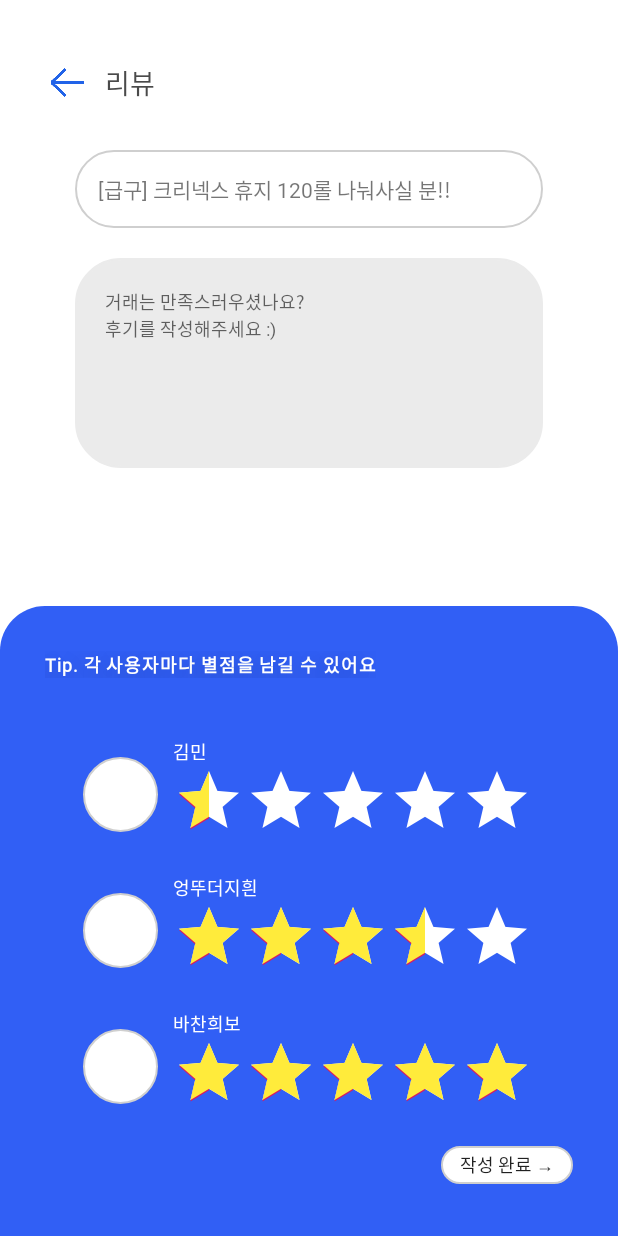
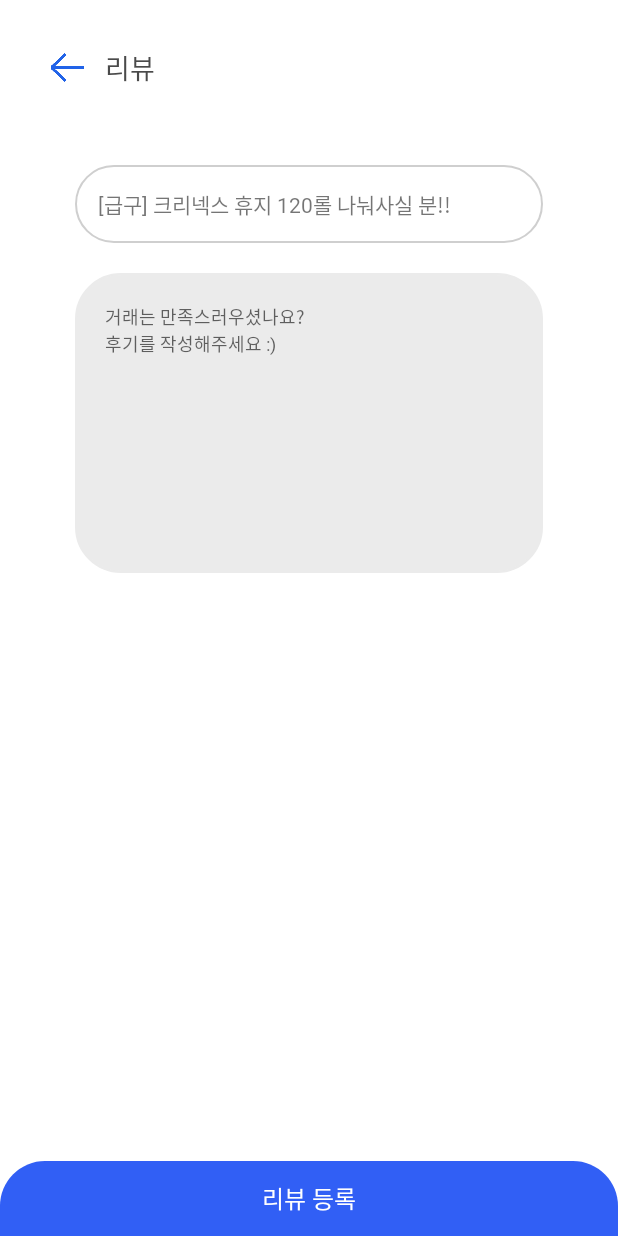
Before and after one commit to minjung03/itshow_toB, an Android app: the Review screen opened directly, with no data from a screen before it, on a phone screen of 412 x 824 dp. Run offline under Robolectric (Android 15) with nearby library versions, the phone set to English and light mode, and no system bars.

Commit message:
(다흰)review and bottom navigation bar

```diff
--- a/app/src/main/java/com/cookandroid/itshow_tob/MainActivity.java
+++ b/app/src/main/java/com/cookandroid/itshow_tob/MainActivity.java
@@ -14,7 +14,7 @@ public class MainActivity extends AppCompatActivity {
     @Override
     protected void onCreate(Bundle savedInstanceState) {
         super.onCreate(savedInstanceState);
-        setContentView(R.layout.frame_main);
+        setContentView(R.layout.review);
 /*
         new Handler().postDelayed(new Runnable() {
             @Override
--- a/app/src/main/res/layout/frame_main.xml
+++ b/app/src/main/res/layout/frame_main.xml
@@ -31,6 +31,7 @@
         </LinearLayout>
 
         <ImageButton
+            android:id="@+id/btn_home"
             android:layout_margin="40dp"
             android:layout_width="30dp"
             android:layout_height="30dp"
@@ -38,6 +39,7 @@
             android:backgroundTint="#818181"
             />
         <ImageButton
+            android:id="@+id/btn_dibs"
             android:layout_marginBottom="30dp"
             android:layout_marginLeft="110dp"
             android:layout_marginTop="40dp"
@@ -47,6 +49,7 @@
             android:backgroundTint="#818181"
             />
         <ImageButton
+            android:id="@+id/btn_write"
             android:layout_gravity="center_horizontal"
             android:layout_width="70dp"
             android:layout_height="70dp"
@@ -56,6 +59,7 @@
             android:background="@drawable/button_circle1_light_blue"
             />
         <ImageButton
+            android:id="@+id/btn_user_info"
             android:layout_gravity="right"
             android:layout_marginBottom="40dp"
             android:layout_margin="40dp"
@@ -65,6 +69,7 @@
             android:backgroundTint="#818181"
             />
         <ImageButton
+            android:id="@+id/btn_cheat_list"
             android:layout_gravity="right"
             android:layout_marginBottom="40dp"
             android:layout_marginRight="110dp"
--- a/app/src/main/res/layout/review.xml
+++ b/app/src/main/res/layout/review.xml
@@ -8,59 +8,62 @@
     android:orientation="vertical"
     android:background="#FFFFFF"
     >
-
-    <LinearLayout
-        android:layout_width="match_parent"
-        android:layout_height="wrap_content"
-        android:layout_weight="1"
-        android:gravity="top"
-        android:background="#FFFFFF"
-        android:orientation="vertical"
-        android:padding="30dp">
-
     <LinearLayout xmlns:android="http://schemas.android.com/apk/res/android"
         xmlns:app="http://schemas.android.com/apk/res-auto"
         xmlns:tools="http://schemas.android.com/tools"
         android:layout_width="match_parent"
-            android:layout_height="50dp"
-            android:background="#FFFFFF"
+        android:padding="30dp"
+        android:layout_height="wrap_content"
+        android:background="#00FFFFFF"
         android:orientation="horizontal">
+
         <ImageView
-                android:id="@+id/img_writeBack"
+            android:id="@+id/img_reviewBack"
             android:layout_width="30dp"
             android:layout_height="30dp"
             android:layout_gravity="center"
-                android:background="@drawable/arrow_blue"
             android:layout_marginRight="10dp"
-                />
+            android:background="@drawable/arrow_blue" />
+
         <TextView
             android:layout_width="wrap_content"
             android:layout_height="wrap_content"
-                android:textColor="#B5000000"
             android:layout_gravity="center"
             android:fontFamily="@font/suncheonb"
-                android:textSize="18sp"
             android:text="리뷰"
-                />
+            android:textColor="#B5000000"
+            android:textSize="18sp" />
     </LinearLayout>
+    <FrameLayout
+        android:layout_width="match_parent"
+        android:layout_height="match_parent">
+            <LinearLayout
+                android:layout_width="match_parent"
+                android:layout_height="wrap_content"
+                android:background="#00FFFFFF"
+                android:gravity="top"
+                android:orientation="vertical"
+                android:paddingRight="30dp"
+                android:paddingLeft="30dp">
 
                 <TextView
+                    android:id="@+id/text_review_title"
                     android:layout_width="match_parent"
                     android:layout_height="wrap_content"
                     android:layout_margin="20dp"
+                    android:background="@drawable/button_round1_white"
+                    android:fontFamily="@font/suncheonb"
+                    android:padding="15dp"
                     android:text="[급구] 크리넥스 휴지 120롤 나눠사실 분!!"
-        android:fontFamily="@font/suncheonb"
-        android:textSize="14sp"
-        android:padding="15dp"
-        android:background="@drawable/button_round1_white"
-        />
+                    android:textSize="14sp" />
+
                 <EditText
                     android:id="@+id/edit_content"
                     android:layout_width="match_parent"
+                    android:layout_height="200dp"
                     android:layout_marginLeft="20dp"
                     android:layout_marginRight="20dp"
                     android:layout_marginBottom="20dp"
-            android:layout_height="140dp"
                     android:background="@drawable/button_round1_white_gray"
                     android:fontFamily="@font/suncheonb"
                     android:gravity="top"
@@ -69,10 +72,29 @@
                     android:textSize="12sp" />
             </LinearLayout>
 
+        <SlidingDrawer
+            android:layout_width="match_parent"
+            android:layout_height="match_parent"
+            android:background="#00FFFFFF"
+            android:content="@+id/content"
+            android:handle="@+id/handle"
+            android:orientation="vertical">
+            <TextView
+                android:id="@+id/handle"
+                android:layout_width="match_parent"
+                android:layout_height="50dp"
+                android:background="@drawable/search_above_round"
+                android:fontFamily="@font/suncheonb"
+                android:gravity="center"
+                android:text="리뷰 등록"
+                android:textColor="#FFFFFF"
+                android:textSize="16sp" />
+
             <LinearLayout
+                android:id="@+id/content"
                 android:layout_width="match_parent"
-        android:layout_height="420dp"
-        android:background="@drawable/search_above_round"
+                android:layout_height="match_parent"
+                android:background="#315ff5"
                 android:gravity="top"
                 android:orientation="vertical"
                 android:padding="30dp">
@@ -96,44 +118,44 @@
                 <LinearLayout
                     android:layout_width="match_parent"
                     android:layout_height="wrap_content"
+                    android:layout_marginLeft="25dp"
                     android:layout_marginTop="40dp"
-            android:layout_marginLeft="25dp"
                     android:layout_marginRight="25dp"
                     android:layout_marginBottom="15dp"
                     android:orientation="horizontal">
 
                     <ImageView
                         android:id="@+id/image_profile1"
+                        android:layout_width="50dp"
+                        android:layout_height="50dp"
                         android:layout_gravity="center"
                         android:layout_marginRight="10dp"
-                android:layout_width="50dp"
-                android:layout_height="50dp"
                         android:background="@drawable/button_round1_white" />
 
                     <LinearLayout
                         android:layout_width="match_parent"
                         android:layout_height="wrap_content"
                         android:orientation="vertical">
+
                         <TextView
                             android:id="@+id/text_name1"
                             android:layout_width="wrap_content"
                             android:layout_height="wrap_content"
                             android:fontFamily="@font/suncheonb"
-                android:textSize="12sp"
                             android:text="김민"
                             android:textColor="#FFFFFF"
-                />
+                            android:textSize="12sp" />
+
                         <RatingBar
                             android:id="@+id/ratingbar_stars1"
                             android:layout_width="wrap_content"
                             android:layout_height="wrap_content"
+                            android:isIndicator="false"
+                            android:numStars="5"
+                            android:progressBackgroundTint="#FFFFFF"
                             android:progressTint="#FFEB3B"
-                    android:progressBackgroundTint="#FFFFFF"
-                    android:numStars="5"
                             android:rating="0.5"
-                    android:stepSize="0.5"
-                    android:isIndicator="false"
-                    />
+                            android:stepSize="0.5" />
                     </LinearLayout>
 
                 </LinearLayout>
@@ -149,36 +171,36 @@
 
                     <ImageView
                         android:id="@+id/image_profile2"
+                        android:layout_width="50dp"
+                        android:layout_height="50dp"
                         android:layout_gravity="center"
                         android:layout_marginRight="10dp"
-                android:layout_width="50dp"
-                android:layout_height="50dp"
                         android:background="@drawable/button_round1_white" />
 
                     <LinearLayout
                         android:layout_width="match_parent"
                         android:layout_height="wrap_content"
                         android:orientation="vertical">
+
                         <TextView
                             android:id="@+id/text_name2"
                             android:layout_width="wrap_content"
                             android:layout_height="wrap_content"
                             android:fontFamily="@font/suncheonb"
-                    android:textSize="12sp"
                             android:text="엉뚜더지흰"
                             android:textColor="#FFFFFF"
-                    />
+                            android:textSize="12sp" />
+
                         <RatingBar
                             android:id="@+id/ratingbar_stars2"
                             android:layout_width="wrap_content"
                             android:layout_height="wrap_content"
+                            android:isIndicator="false"
+                            android:numStars="5"
+                            android:progressBackgroundTint="#FFFFFF"
                             android:progressTint="#FFEB3B"
-                    android:progressBackgroundTint="#FFFFFF"
-                    android:numStars="5"
                             android:rating="3.5"
-                    android:stepSize="0.5"
-                    android:isIndicator="false"
-                    />
+                            android:stepSize="0.5" />
                     </LinearLayout>
 
                 </LinearLayout>
@@ -194,52 +216,54 @@
 
                     <ImageView
                         android:id="@+id/image_profile3"
+                        android:layout_width="50dp"
+                        android:layout_height="50dp"
                         android:layout_gravity="center"
                         android:layout_marginRight="10dp"
-                android:layout_width="50dp"
-                android:layout_height="50dp"
                         android:background="@drawable/button_round1_white" />
 
                     <LinearLayout
                         android:layout_width="match_parent"
                         android:layout_height="wrap_content"
                         android:orientation="vertical">
+
                         <TextView
                             android:id="@+id/text_name3"
                             android:layout_width="wrap_content"
                             android:layout_height="wrap_content"
                             android:fontFamily="@font/suncheonb"
-                    android:textSize="12sp"
                             android:text="바찬희보"
                             android:textColor="#FFFFFF"
-                    />
+                            android:textSize="12sp" />
+
                         <RatingBar
                             android:id="@+id/ratingbar_stars3"
                             android:layout_width="wrap_content"
                             android:layout_height="wrap_content"
+                            android:isIndicator="false"
+                            android:numStars="5"
+                            android:progressBackgroundTint="#FFFFFF"
                             android:progressTint="#FFEB3B"
-                    android:progressBackgroundTint="#FFFFFF"
-                    android:numStars="5"
                             android:rating="5"
-                    android:stepSize="0.5"
-                    android:isIndicator="false"
-                    />
+                            android:stepSize="0.5" />
                     </LinearLayout>
 
                 </LinearLayout>
                 <!--리뷰 END-->
 
                 <Button
+                    android:id="@+id/btn_completed_write"
                     android:layout_width="wrap_content"
-            android:layout_height="25dp"
-            android:layout_gravity="right"
+                    android:layout_height="35dp"
+                    android:layout_gravity="right|bottom"
                     android:background="@drawable/button_round1_white"
-            android:paddingLeft="10dp"
-            android:paddingRight="10dp"
                     android:fontFamily="@font/suncheonb"
+                    android:paddingLeft="20dp"
+                    android:paddingRight="20dp"
                     android:text="작성 완료 →"
                     android:textSize="12sp" />
 
             </LinearLayout>
-
+        </SlidingDrawer>
+    </FrameLayout>
 </LinearLayout>
```
Lines whose indentation alone changed are shown as unchanged.
